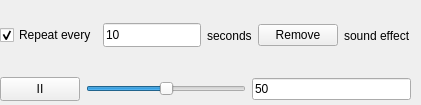
Qt form AmbientPlayer/soundeffectform.ui (TimurAztec/NG_2024_AmbientPlayer) before a commit.
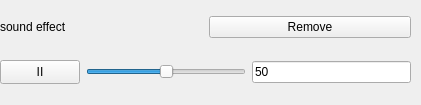
The same form after that commit.

Diff of the .ui file:
```diff
--- a/AmbientPlayer/soundeffectform.ui
+++ b/AmbientPlayer/soundeffectform.ui
@@ -31,43 +31,6 @@
    <layout class="QVBoxLayout" name="verticalLayout_2">
     <item>
      <layout class="QHBoxLayout" name="horizontalLayout_2">
-      <item>
-       <widget class="QCheckBox" name="checkBoxRepeat">
-        <property name="text">
-         <string>Repeat every</string>
-        </property>
-        <property name="checked">
-         <bool>true</bool>
-        </property>
-       </widget>
-      </item>
-      <item>
-       <widget class="QLineEdit" name="inputInterval">
-        <property name="minimumSize">
-         <size>
-          <width>40</width>
-          <height>24</height>
-         </size>
-        </property>
-        <property name="text">
-         <string>10</string>
-        </property>
-       </widget>
-      </item>
-      <item>
-       <widget class="QLabel" name="labelSeconds">
-        <property name="text">
-         <string>seconds</string>
-        </property>
-       </widget>
-      </item>
-      <item>
-       <widget class="QPushButton" name="buttonRemove">
-        <property name="text">
-         <string>Remove</string>
-        </property>
-       </widget>
-      </item>
       <item>
        <widget class="QLabel" name="labelSoundEffectName">
         <property name="text">
@@ -75,6 +38,13 @@
         </property>
        </widget>
       </item>
+      <item>
+       <widget class="QPushButton" name="buttonRemove">
+        <property name="text">
+         <string>Remove</string>
+        </property>
+       </widget>
+      </item>
      </layout>
     </item>
     <item>
```
